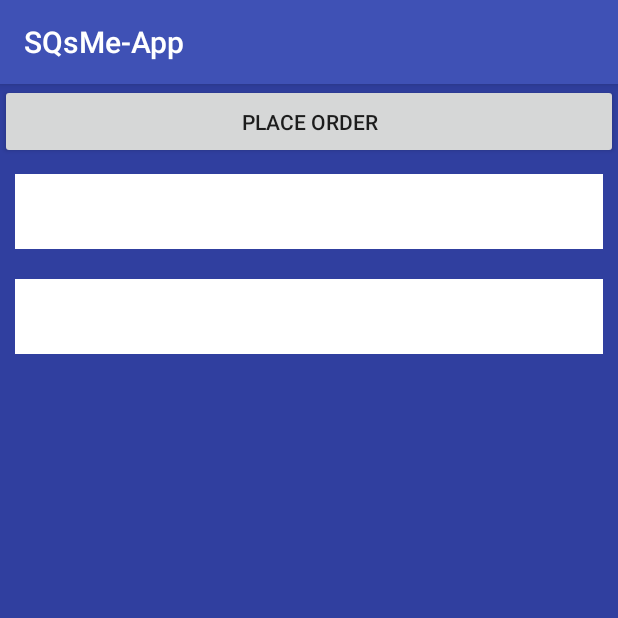
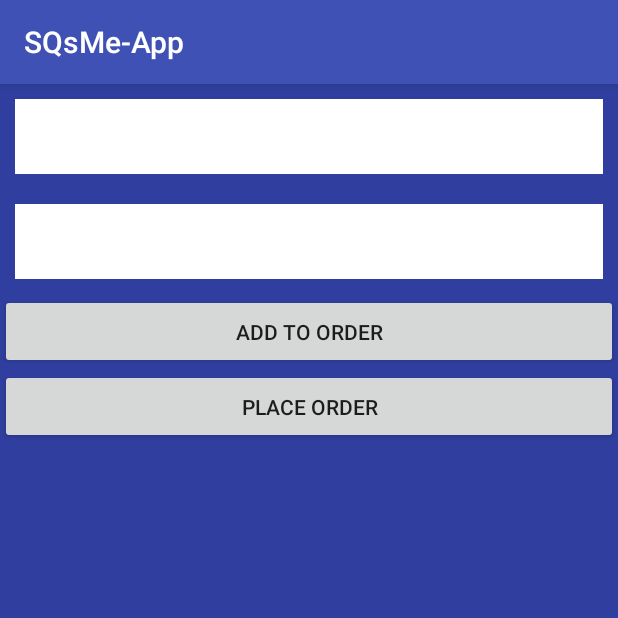
Before and after one commit to Castro-711/SQsMe-App, an Android app: the screen it shows after launch (PlaceOrder), after a tap on "PLACE ORDER", on a phone screen of 412 x 824 dp, the top half of it. Run offline under Robolectric (Android 15) with nearby library versions, the phone set to English and light mode, and no system bars.

Commit message:
Added a new button, 'Add To Order' and fixed the functionality between it and the 'Place Order' button

```diff
--- a/app/src/main/java/com/squeuesme/PlaceOrder.java
+++ b/app/src/main/java/com/squeuesme/PlaceOrder.java
@@ -21,8 +21,11 @@ public class PlaceOrder extends AppCompatActivity {
     private Customer customer;
     private Venue venue;
     private OrdersBoard ordersBoard;
+    private Order currentOrder;
 
     private Button placeOrder;
+    private Button addToOrder;
+
     private EditText drinkName;
     private String drinkNameString;
     private EditText drinkQuantity;
@@ -33,15 +36,15 @@ public class PlaceOrder extends AppCompatActivity {
         super.onCreate(savedInstanceState);
         setContentView(R.layout.activity_place_order);
 
-        placeOrder = findViewById(R.id.placeOrder);
+        placeOrder = findViewById(R.id.btnPlaceOrder);
+        addToOrder = findViewById(R.id.btnAddToOrder);
 
-        drinkName = findViewById(R.id.drinkName);
-        drinkQuantity = findViewById(R.id.drinkQuantity);
+        drinkName = findViewById(R.id.edtDrinkName);
+        drinkQuantity = findViewById(R.id.edtDrinkQuantity);
 
+        ordersBoard = new OrdersBoard(); // edit orders board to get date and unique id
+        currentOrder = new Order();
 
-
-
-        ordersBoard = new OrdersBoard();
         venue = new Venue("Boomers", "Woodford", ordersBoard);
         getActiveCustomer(null);
 
@@ -51,26 +54,36 @@ public class PlaceOrder extends AppCompatActivity {
             @Override
             public void onClick(View view) {
 
-                Log.i("drink name", "" + drinkName.getText());
-                Log.i("drink quantity", "" + drinkQuantity.getText());
+                customer.placeOrder(currentOrder);
 
-                drinkNameString = String.valueOf(drinkName.getText());
-                drinkQuantityInt = Integer.parseInt(String.valueOf(drinkQuantity.getText()));
-
-                Drink current = new Drink(drinkNameString, drinkQuantityInt);
-
-                Order order = new Order(current);
-
-                customer.placeOrder(order);
                 Log.i("Customer id", customer.getUniqueId());
                 Log.i("Customer order",
                         customer.getOrdersBoard().getActiveOrders() + "");
                 Log.i("Venue ordersBoard",
                         venue.getCurrentOrdersBoard().getActiveOrders() + "");
+
+                // need to reset currentOrders values
+                currentOrder = new Order();
             }
         });
 
+        addToOrder.setOnClickListener(new View.OnClickListener() {
+            @Override
+            public void onClick(View view) {
 
+                drinkNameString = String.valueOf(drinkName.getText());
+                drinkQuantityInt = Integer.parseInt(String.valueOf(drinkQuantity.getText()));
+
+                Log.i("drink name", "" + drinkName.getText());
+                Log.i("drink quantity", "" + drinkQuantity.getText());
+
+                Drink current = new Drink(drinkNameString, drinkQuantityInt);
+
+                currentOrder.addDrinkToOrder(current);
+
+                Log.i("Order", currentOrder.toString());
+            }
+        });
 
 
     }
--- a/app/src/main/java/com/squeuesme/core/drink/Drink.java
+++ b/app/src/main/java/com/squeuesme/core/drink/Drink.java
@@ -101,7 +101,8 @@ public class Drink
     @Override
     public String toString()
     {
-        return this.getName() + "\t";
+        return this.getName() + "\t"
+                + this.getQuantity() + "\n";
     }
 
 }
--- a/app/src/main/java/com/squeuesme/core/drink/Order.java
+++ b/app/src/main/java/com/squeuesme/core/drink/Order.java
@@ -57,6 +57,14 @@ public class Order
         return orderCount;
     }
 
+    public void addDrinkToOrder(Drink _drink){
+        currentOrder.add(_drink);
+    }
+
+    public void removeDrinkFromOrder(Drink _drink){
+        currentOrder.remove(_drink);
+    }
+
     @Override
     public String toString()
     {
--- a/app/src/main/res/layout/activity_place_order.xml
+++ b/app/src/main/res/layout/activity_place_order.xml
@@ -13,15 +13,11 @@
         android:layout_width="match_parent"
         android:layout_height="match_parent">
 
-        <Button
-            android:id="@id/placeOrder"
-            android:text="Place Order"
-            android:layout_width="match_parent"
-            android:layout_height="50sp" />
+
 
 
         <android.support.design.widget.TextInputEditText
-            android:id="@id/drinkName"
+            android:id="@id/edtDrinkName"
             android:tooltipText="Name of drink"
             android:layout_width="match_parent"
             android:layout_height="50sp"
@@ -30,7 +26,7 @@
             android:background="#ffffff" />
 
         <android.support.design.widget.TextInputEditText
-            android:id="@id/drinkQuantity"
+            android:id="@id/edtDrinkQuantity"
             android:textAlignment="center"
             android:tooltipText="Number of drinks"
             android:layout_width="match_parent"
@@ -40,6 +36,24 @@
             android:layout_margin="10sp"
             />
 
+        <Button
+            android:id="@id/btnAddToOrder"
+            android:text="Add to order"
+            android:layout_width="match_parent"
+            android:layout_height="50sp" />
+
+        <Button
+            android:id="@id/btnPlaceOrder"
+            android:text="Place Order"
+            android:layout_width="match_parent"
+            android:layout_height="50sp" />
+
+        <!--<TextView-->
+            <!--android:id="@id/tvOrdersHeading"-->
+            <!--android:text="Current Active Orders"-->
+            <!--android:layout_width="match_parent"-->
+            <!--android:layout_height="80sp" />-->
+
     </LinearLayout>
 
 
--- a/app/src/main/res/values/ids.xml
+++ b/app/src/main/res/values/ids.xml
@@ -2,7 +2,11 @@
 <resources>
     <item name="orderDrinkImage" type="id">orderDrinkImage</item>
     <item name="cheiftainImg" type="id">cheiftainImg</item>
-    <item name="placeOrder" type="id">placeOrder</item>
     <item name="drinkName" type="id">drinkName</item>
     <item name="drinkQuantity" type="id">drinkQuantity</item>
+    <item name="btnAddToOrder" type="id">btnAddToOrder</item>
+    <item name="btnPlaceOrder" type="id">btnPlaceOrder</item>
+    <item name="edtDrinkName" type="id">edtDrinkName</item>
+    <item name="edtDrinkQuantity" type="id">edtDrinkQuantity</item>
+    <item name="tvOrdersHeading" type="id">tvOrdersHeading</item>
 </resources>
```
